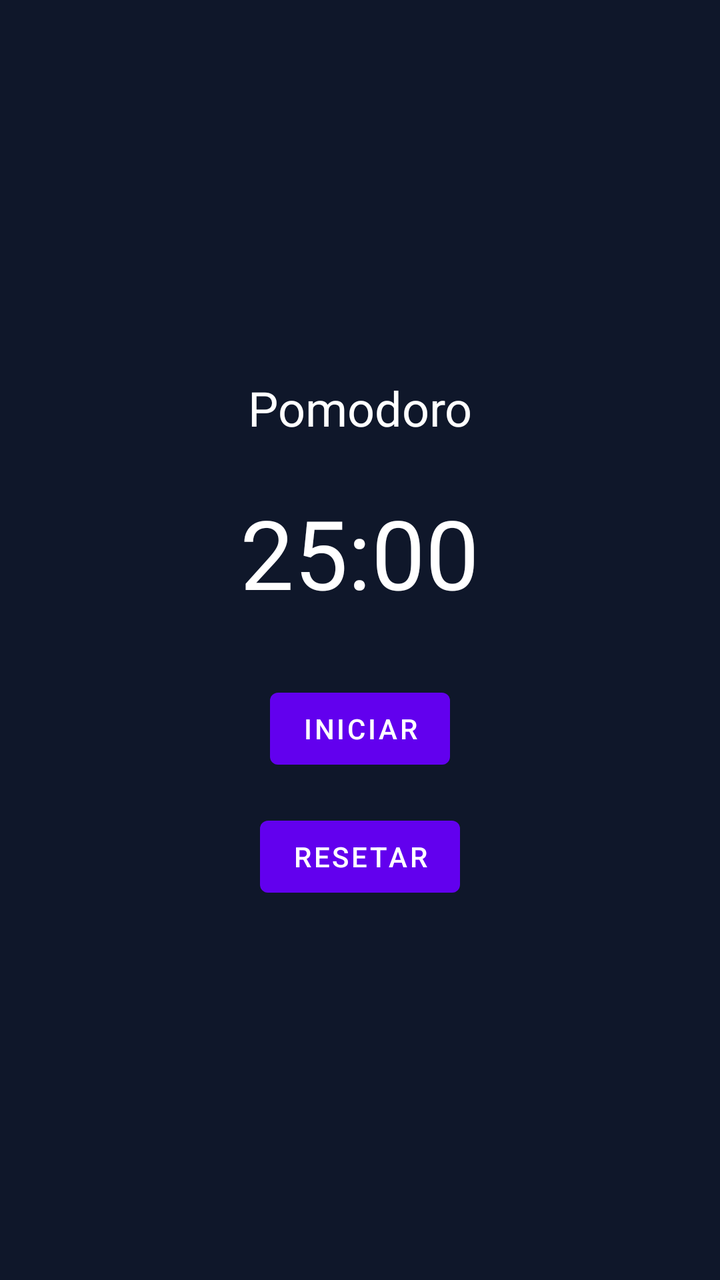
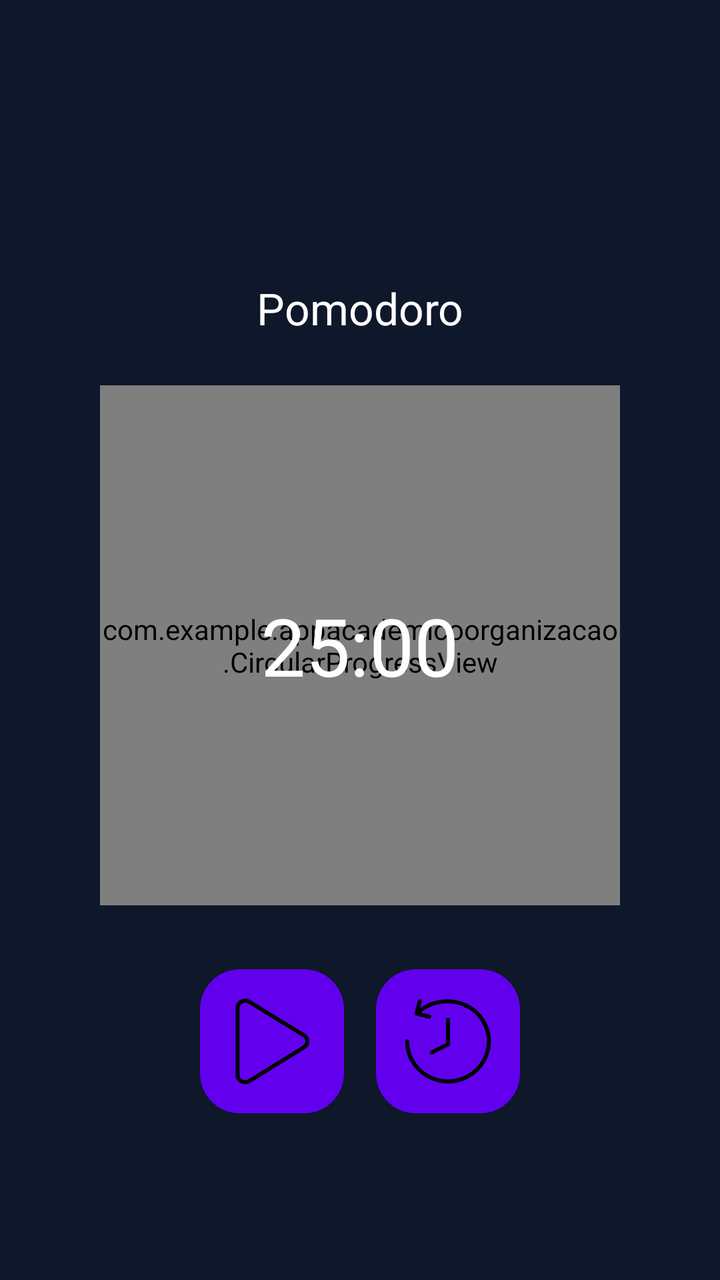

The first picture is an Android layout as it rendered before a commit; the second is the same layout after the commit. The layout source and the unified diff follow.
<!-- AndroidManifest.xml: application theme Theme.AppAcademicoOrganizacao -->
<!-- res/layout/fragment_focus.xml -->
<?xml version="1.0" encoding="utf-8"?>
<LinearLayout
    xmlns:android="http://schemas.android.com/apk/res/android"
    android:orientation="vertical"
    android:gravity="center"
    android:padding="16dp"
    android:paddingTop="?attr/actionBarSize"
    android:background="#0F172A"
    android:layout_width="match_parent"
    android:layout_height="match_parent">

    <TextView
        android:id="@+id/textMode"
        android:text="Pomodoro"
        android:textSize="24sp"
        android:textColor="#FFFFFF"
        android:layout_marginBottom="24dp"
        android:layout_width="wrap_content"
        android:layout_height="wrap_content"/>

    <TextView
        android:id="@+id/textTimer"
        android:text="25:00"
        android:textSize="48sp"
        android:textColor="#FFFFFF"
        android:layout_marginBottom="32dp"
        android:layout_width="wrap_content"
        android:layout_height="wrap_content"/>

    <Button
        android:id="@+id/btnStartPause"
        android:text="Iniciar"
        android:layout_width="wrap_content"
        android:layout_height="wrap_content"/>

    <Button
        android:id="@+id/btnReset"
        android:text="Resetar"
        android:layout_marginTop="16dp"
        android:layout_width="wrap_content"
        android:layout_height="wrap_content"/>

</LinearLayout>
<!-- resources referenced by this layout -->
<resources>
  <style name="Theme.AppAcademicoOrganizacao" parent="Theme.MaterialComponents.DayNight.DarkActionBar">
          
          <item name="colorPrimary">@color/purple_500</item>
          <item name="colorPrimaryVariant">@color/purple_700</item>
          <item name="colorOnPrimary">@color/white</item>
          
          <item name="colorSecondary">@color/teal_200</item>
          <item name="colorSecondaryVariant">@color/teal_700</item>
          <item name="colorOnSecondary">@color/black</item>
          
          <item name="android:statusBarColor">?attr/colorPrimaryVariant</item>
          
      </style>
  <color name="purple_500">#FF6200EE</color>
  <color name="purple_700">#FF3700B3</color>
  <color name="white">#FFFFFFFF</color>
  <color name="teal_200">#FF03DAC5</color>
  <color name="teal_700">#FF018786</color>
  <color name="black">#FF000000</color>
</resources>

<!-- the commit's change to res/layout/fragment_focus.xml (unified diff, before → after) -->
@@ -1,43 +1,70 @@
-<?xml version="1.0" encoding="utf-8"?>
-<LinearLayout
+<FrameLayout
     xmlns:android="http://schemas.android.com/apk/res/android"
-    android:orientation="vertical"
-    android:gravity="center"
-    android:padding="16dp"
-    android:paddingTop="?attr/actionBarSize"
+    android:layout_width="match_parent"
+    android:layout_height="match_parent"
     android:background="#0F172A"
-    android:layout_width="match_parent"
-    android:layout_height="match_parent">
+    android:paddingTop="?attr/actionBarSize">
 
-    <TextView
-        android:id="@+id/textMode"
-        android:text="Pomodoro"
-        android:textSize="24sp"
-        android:textColor="#FFFFFF"
-        android:layout_marginBottom="24dp"
-        android:layout_width="wrap_content"
-        android:layout_height="wrap_content"/>
+    
+    <LinearLayout
+        android:orientation="vertical"
+        android:gravity="center"
+        android:layout_width="match_parent"
+        android:layout_height="match_parent">
 
-    <TextView
-        android:id="@+id/textTimer"
-        android:text="25:00"
-        android:textSize="48sp"
-        android:textColor="#FFFFFF"
-        android:layout_marginBottom="32dp"
-        android:layout_width="wrap_content"
-        android:layout_height="wrap_content"/>
+        <TextView
+            android:id="@+id/textMode"
+            android:text="Pomodoro"
+            android:textSize="22sp"
+            android:textColor="#FFFFFF"
+            android:layout_marginBottom="24dp"
+            android:layout_width="wrap_content"
+            android:layout_height="wrap_content"/>
 
-    <Button
-        android:id="@+id/btnStartPause"
-        android:text="Iniciar"
-        android:layout_width="wrap_content"
-        android:layout_height="wrap_content"/>
+        
+        <FrameLayout
+            android:layout_width="260dp"
+            android:layout_height="260dp">
 
-    <Button
-        android:id="@+id/btnReset"
-        android:text="Resetar"
-        android:layout_marginTop="16dp"
-        android:layout_width="wrap_content"
-        android:layout_height="wrap_content"/>
+            <com.example.appacademicoorganizacao.CircularProgressView
+                android:id="@+id/progressCircle"
+                android:layout_width="match_parent"
+                android:layout_height="match_parent"/>
 
-</LinearLayout>
+            <TextView
+                android:id="@+id/textTimer"
+                android:text="25:00"
+                android:textSize="40sp"
+                android:textColor="#FFFFFF"
+                android:layout_gravity="center"
+                android:layout_width="wrap_content"
+                android:layout_height="wrap_content"/>
+        </FrameLayout>
+
+        
+        <LinearLayout
+            android:orientation="horizontal"
+            android:layout_marginTop="32dp"
+            android:gravity="center"
+            android:layout_width="wrap_content"
+            android:layout_height="wrap_content">
+
+            <ImageButton
+                android:id="@+id/btnStartPause"
+                android:layout_width="72dp"
+                android:layout_height="72dp"
+                android:background="@drawable/background_button"
+                android:src="@drawable/icon_play44"/>
+
+            <ImageButton
+                android:id="@+id/btnReset"
+                android:layout_width="72dp"
+                android:layout_height="72dp"
+                android:layout_marginStart="16dp"
+                android:background="@drawable/background_button"
+                android:src="@drawable/icon_timer44" />
+        </LinearLayout>
+
+    </LinearLayout>
+
+</FrameLayout>
<!-- resource entries referenced after the edit -->
@@ -1,5 +1,56 @@
 <!-- resources referenced by this layout -->
 <resources>
+  <!-- drawable background_button (drawable) -->
+  <?xml version="1.0" encoding="utf-8"?>
+  <shape xmlns:android="http://schemas.android.com/apk/res/android"
+      android:shape="rectangle">
+  
+      <solid android:color="@color/purple_500"/>
+      <corners android:radius="20dp"/>
+  
+  </shape>
+  <!-- drawable icon_play44 (drawable) -->
+  <vector xmlns:android="http://schemas.android.com/apk/res/android"
+      android:width="44dp"
+      android:height="44dp"
+      android:viewportWidth="44"
+      android:viewportHeight="44">
+    <path
+        android:strokeWidth="2"
+        android:pathData="M4.714,38.814C4.726,39.469 4.916,40.108 5.265,40.662C5.614,41.216 6.109,41.664 6.694,41.957C7.279,42.287 7.94,42.461 8.611,42.461C9.283,42.461 9.944,42.287 10.529,41.957L37.714,25.143C38.306,24.858 38.805,24.412 39.154,23.856C39.503,23.3 39.689,22.656 39.689,22C39.689,21.343 39.503,20.7 39.154,20.144C38.805,19.588 38.306,19.142 37.714,18.857L10.529,2.168C9.944,1.838 9.283,1.664 8.611,1.664C7.94,1.664 7.279,1.838 6.694,2.168C6.109,2.461 5.614,2.909 5.265,3.463C4.916,4.017 4.726,4.657 4.714,5.311V38.814Z"
+        android:strokeLineJoin="round"
+        android:fillColor="#00000000"
+        android:strokeColor="#000001"
+        android:strokeLineCap="round"/>
+  </vector>
+  <!-- drawable icon_timer44 (drawable) -->
+  <vector xmlns:android="http://schemas.android.com/apk/res/android"
+      android:width="44dp"
+      android:height="44dp"
+      android:viewportWidth="44"
+      android:viewportHeight="44">
+    <path
+        android:strokeWidth="2"
+        android:pathData="M1.571,22C1.571,25.963 2.77,29.837 5.014,33.132C7.259,36.428 10.45,38.996 14.182,40.513C17.915,42.029 22.023,42.426 25.985,41.653C29.948,40.88 33.588,38.971 36.445,36.169C39.302,33.367 41.248,29.796 42.036,25.909C42.824,22.022 42.42,17.993 40.874,14.332C39.327,10.67 36.709,7.541 33.349,5.339C29.99,3.137 26.04,1.962 22,1.962C16.148,1.955 10.519,4.164 6.286,8.127"
+        android:strokeLineJoin="round"
+        android:fillColor="#00000000"
+        android:strokeColor="#000001"
+        android:strokeLineCap="round"/>
+    <path
+        android:strokeWidth="2"
+        android:pathData="M7.857,1.962L6.286,8.127L12.571,9.669"
+        android:strokeLineJoin="round"
+        android:fillColor="#00000000"
+        android:strokeColor="#000001"
+        android:strokeLineCap="round"/>
+    <path
+        android:strokeWidth="2"
+        android:pathData="M22,11.21V23.541L13.829,27.549"
+        android:strokeLineJoin="round"
+        android:fillColor="#00000000"
+        android:strokeColor="#000001"
+        android:strokeLineCap="round"/>
+  </vector>
   <style name="Theme.AppAcademicoOrganizacao" parent="Theme.MaterialComponents.DayNight.DarkActionBar">
           
           <item name="colorPrimary">@color/purple_500</item>
